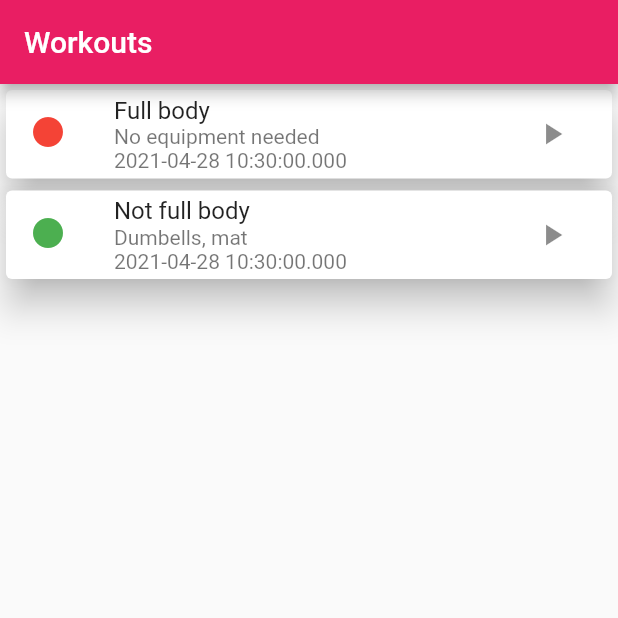
After one commit to urosmeh/workout-guide, a Flutter app: the WorkoutsScreen screen opened directly, on a phone screen of 412 x 824 dp, the top half of it. The commit adds this screen. Run offline on Flutter 3.47's test engine with Material 2 defaults, Android fonts, the phone set to English and light mode, and no system bars; our stand-ins replace shared_preferences; accounts and stored records are empty.

Commit message:
Models for workouts and exercises, test data, fixes

```diff
--- a/lib/main.dart
+++ b/lib/main.dart
@@ -1,6 +1,7 @@
 import 'package:flutter/material.dart';
 import 'package:provider/provider.dart';
 import 'package:workout_guide/screens/auth_screen.dart';
+import 'package:workout_guide/screens/workouts_screen.dart';
 
 import 'providers/auth.dart';
 
@@ -23,7 +24,19 @@ class MyApp extends StatelessWidget {
               primarySwatch: Colors.pink,
               accentColor: Colors.deepOrange,
             ),
-            home: auth.isAuth ? Scaffold(body: Center(child: Text("Auth works"),),) : AuthScreen(),
+            home: auth.isAuth
+                ? WorkoutsScreen()
+                : FutureBuilder(
+                    future: auth.autoLogin(),
+                    builder: (ctx, authRes) =>
+                        authRes.connectionState == ConnectionState.waiting
+                            ? Scaffold(
+                                body: Center(
+                                  child: CircularProgressIndicator(),
+                                ),
+                              )
+                            : AuthScreen(),
+                  ),
           );
         },
       ),
--- /dev/null
+++ b/lib/models/exercise.dart
@@ -0,0 +1,24 @@
+import 'package:flutter/foundation.dart';
+
+enum ExerciseType {
+  RepBased,
+  TimeBased,
+}
+
+class Exercise {
+  String id;
+  String title;
+  String description;
+  ExerciseType type;
+  var duration;
+  int reps;
+
+  Exercise({
+    @required this.id,
+    @required this.title,
+    this.description,
+    @required this.type,
+    this.duration,
+    this.reps,
+  });
+}
--- /dev/null
+++ b/lib/models/test_data.dart
@@ -0,0 +1,111 @@
+import 'package:workout_guide/providers/workout.dart';
+
+import 'exercise.dart';
+
+final workouts = [
+  Workout(
+    title: "Full body",
+    exercises: [
+      Exercise(
+        id: DateTime.now().toString(),
+        title: "Run in place",
+        type: ExerciseType.TimeBased,
+        description: "Just run in place for time given",
+        duration: Duration(
+          seconds: 30,
+        ),
+      ),
+      Exercise(
+        id: DateTime.now().toString(),
+        title: "Jumping jacks",
+        type: ExerciseType.TimeBased,
+        description:
+            "Jump with legs spread wide and hands overhead, then return in position with feet together and arms at sides",
+        duration: Duration(
+          minutes: 1,
+        ),
+      ),
+      Exercise(
+        id: DateTime.now().toString(),
+        title: "Squats",
+        type: ExerciseType.RepBased,
+        description:
+            "Squat with flat back, knees always behind toes, to 90degrees",
+        reps: 20,
+      ),
+      Exercise(
+        id: DateTime.now().toString(),
+        title: "Lunges",
+        type: ExerciseType.RepBased,
+        description: "Jump with crossing lets front/back, same with arms",
+        reps: 20,
+      ),
+      Exercise(
+        id: DateTime.now().toString(),
+        title: "Burpees",
+        type: ExerciseType.RepBased,
+        description: "Squat, push-up, jump, repeat",
+        reps: 20,
+      ),
+    ],
+    dateTime: DateTime.now(),
+    approxDuration: Duration(
+      minutes: 10,
+    ),
+    workoutType: WorkoutType.Mixed,
+    difficulty: Difficulty.Hard
+  ),
+    Workout(
+    title: "Not full body",
+    exercises: [
+      Exercise(
+        id: DateTime.now().toString(),
+        title: "Run in place",
+        type: ExerciseType.TimeBased,
+        description: "Just run in place for time given",
+        duration: Duration(
+          seconds: 30,
+        ),
+      ),
+      Exercise(
+        id: DateTime.now().toString(),
+        title: "Jumping jacks",
+        type: ExerciseType.TimeBased,
+        description:
+            "Jump with legs spread wide and hands overhead, then return in position with feet together and arms at sides",
+        duration: Duration(
+          minutes: 1,
+        ),
+      ),
+      Exercise(
+        id: DateTime.now().toString(),
+        title: "Squats",
+        type: ExerciseType.RepBased,
+        description:
+            "Squat with flat back, knees always behind toes, to 90degrees",
+        reps: 20,
+      ),
+      Exercise(
+        id: DateTime.now().toString(),
+        title: "Lunges",
+        type: ExerciseType.RepBased,
+        description: "Jump with crossing lets front/back, same with arms",
+        reps: 20,
+      ),
+      Exercise(
+        id: DateTime.now().toString(),
+        title: "Burpees",
+        type: ExerciseType.RepBased,
+        description: "Squat, push-up, jump, repeat",
+        reps: 20,
+      ),
+    ],
+    dateTime: DateTime.now(),
+    approxDuration: Duration(
+      minutes: 10,
+    ),
+    workoutType: WorkoutType.Mixed,
+    difficulty: Difficulty.Easy,
+    equipment: "Dumbells, mat"
+  )
+];
--- a/lib/providers/auth.dart
+++ b/lib/providers/auth.dart
@@ -1,6 +1,7 @@
 import 'dart:async';
 import 'dart:convert';
 import 'package:flutter/foundation.dart';
+import 'package:shared_preferences/shared_preferences.dart';
 import 'package:workout_guide/db_urls.dart';
 import 'package:http/http.dart' as http;
 import 'package:workout_guide/models/http_exception.dart';
@@ -28,11 +29,32 @@ class Auth with ChangeNotifier {
     return _userId;
   }
 
+  Future<bool> autoLogin() async {
+    final prefs = await SharedPreferences.getInstance();
+    if (!prefs.containsKey("userData")) {
+      return false;
+    }
+
+    final userData =
+        json.decode(prefs.getString("userData")) as Map<String, Object>;
+
+    final expiresAt = DateTime.parse(userData["expiresAt"]);
+    if (expiresAt.isBefore(DateTime.now())) {
+      return false;
+    }
+
+    _token = userData["token"];
+    _userId = userData["userId"];
+    _expiresAt = expiresAt;
+
+    notifyListeners();
+    setAutoLogout();
+    return true;
+  }
+
   Future<void> _authenticate(
       String email, String password, String urlExt) async {
-    final url = Uri.parse("$FIREBASE_AUTH_URL$urlExt?$API_KEY");
-
-    print("auth");
+    final url = Uri.parse("$FIREBASE_AUTH_URL$urlExt?key=$API_KEY");
 
     try {
       final response = await http.post(
@@ -47,6 +69,7 @@ class Auth with ChangeNotifier {
       );
 
       final responseData = json.decode(response.body);
+
       if (responseData["error"] != null) {
         return HttpException(responseData["error"]["message"]);
       }
@@ -55,18 +78,32 @@ class Auth with ChangeNotifier {
       _userId = responseData["localId"];
       _expiresAt = DateTime.now()
           .add(Duration(seconds: int.parse(responseData["expiresIn"])));
+
+      setAutoLogout();
+      notifyListeners();
+
+      //write data to device for autologin
+      final prefs = await SharedPreferences.getInstance();
+      final userData = json.encode({
+        "token": _token,
+        "userId": _userId,
+        "expiresAt": _expiresAt.toIso8601String(),
+      });
+      print(userData);
+      prefs.setString("userData", userData);
     } catch (error) {
       throw error;
     }
   }
 
+  //logout user after expiresAt
   void setAutoLogout() {
     if (_authTimer != null) {
       _authTimer.cancel();
     }
 
     final timeToExpiry = _expiresAt.difference(DateTime.now()).inSeconds;
-    _authTimer = Timer(Duration(seconds: timeToExpiry), null);
+    _authTimer = Timer(Duration(seconds: timeToExpiry), logout);
   }
 
   Future<void> login(String email, String password) async {
@@ -76,4 +113,17 @@ class Auth with ChangeNotifier {
   Future<void> signup(String email, String password) async {
     return _authenticate(email, password, "signUp");
   }
+
+  Future<void> logout() async {
+    _token = null;
+    _expiresAt = null;
+    _userId = null;
+
+    if (_authTimer != null) {
+      _authTimer.cancel();
+      _authTimer = null;
+    }
+
+    notifyListeners();
+  }
 }
--- /dev/null
+++ b/lib/providers/workout.dart
@@ -0,0 +1,38 @@
+import 'package:flutter/foundation.dart';
+import 'package:workout_guide/models/exercise.dart';
+
+enum WorkoutType {
+  RepOnly,
+  TimeOnly,
+  Mixed,
+}
+
+enum Difficulty {
+  Easy,
+  Medium,
+  Hard,
+}
+
+class Workout with ChangeNotifier {
+  String title;
+  List<Exercise> exercises;
+  DateTime dateTime;
+  String equipment;
+  Duration approxDuration;
+  int kcalBurned;
+  WorkoutType workoutType;
+  Difficulty difficulty;
+  bool isFinished;
+
+  Workout({
+    @required this.title,
+    @required this.exercises,
+    @required this.dateTime,
+    this.equipment = "No equipment needed",
+    this.approxDuration,
+    this.kcalBurned,
+    @required this.workoutType,
+    @required this.difficulty,
+    this.isFinished = false,
+  });
+}
--- /dev/null
+++ b/lib/providers/workouts.dart
@@ -0,0 +1,12 @@
+import 'package:flutter/foundation.dart';
+import 'workout.dart';
+
+class Workouts with ChangeNotifier {
+  List<Workout> _workouts = [];
+
+  List<Workout> get workouts {
+    return _workouts;
+  }
+
+  //Workouts(this._workouts);
+}
--- a/lib/screens/auth_screen.dart
+++ b/lib/screens/auth_screen.dart
@@ -136,12 +136,12 @@ class _FormContainerState extends State<FormContainer>
 
     try {
       if (_authType == AuthType.Login) {
-        await Provider.of<Auth>(context).login(
+        await Provider.of<Auth>(context, listen: false).login(
           _authData["email"],
           _authData["password"],
         );
       } else {
-        await Provider.of<Auth>(context).signup(
+        await Provider.of<Auth>(context, listen: false).signup(
           _authData["email"],
           _authData["password"],
         );
@@ -163,6 +163,7 @@ class _FormContainerState extends State<FormContainer>
 
       _showErrorDialog(errMsg);
     } catch (error) {
+      print(error);
       const errMsg = "Couldn't authenticate";
       _showErrorDialog(errMsg);
     }
@@ -222,6 +223,7 @@ class _FormContainerState extends State<FormContainer>
                         ? "Email format incorrect"
                         : null;
                   },
+                  onSaved: (value) => _authData["email"] = value,
                   style: TextStyle(color: Colors.white),
                   keyboardType: TextInputType.emailAddress,
                   decoration: InputDecoration(
@@ -240,6 +242,7 @@ class _FormContainerState extends State<FormContainer>
                         ? "password should have atleast 6 characters!"
                         : null;
                   },
+                  onSaved: (value) => _authData["password"] = value,
                   controller: _passwordController,
                   obscureText: true,
                   style: TextStyle(color: Colors.white),
--- /dev/null
+++ b/lib/screens/workouts_screen.dart
@@ -0,0 +1,57 @@
+import 'package:flutter/material.dart';
+import 'package:workout_guide/models/test_data.dart';
+import 'package:workout_guide/providers/workout.dart';
+
+class WorkoutsScreen extends StatelessWidget {
+  @override
+  Widget build(BuildContext context) {
+    final appBar = AppBar(title: const Text("Workouts"));
+    final _workouts = workouts;
+
+    MaterialColor difficultyColor(Difficulty difficulty) {
+      print("getDiff");
+      if (difficulty == Difficulty.Easy) {
+        return Colors.green;
+      } else if (difficulty == Difficulty.Medium) {
+        return Colors.orange;
+      } else if (difficulty == Difficulty.Hard) {
+        return Colors.red;
+      }
+      return Colors.grey;
+    }
+
+    return Scaffold(
+      appBar: appBar,
+      body: Container(
+        height: MediaQuery.of(context).size.height -
+            appBar.preferredSize.height -
+            MediaQuery.of(context).padding.top,
+        child: ListView.builder(
+          itemBuilder: (context, index) {
+            return Card(
+              elevation: 10,
+              child: ListTile(
+                  title: Text(_workouts[index].title),
+                  leading: Icon(
+                    Icons.circle,
+                    color: difficultyColor(_workouts[index].difficulty),
+                  ),
+                  subtitle: Container(
+                    child: Column(
+                      crossAxisAlignment: CrossAxisAlignment.start,
+                      children: [
+                        Text(_workouts[index].equipment),
+                        Text(_workouts[index].dateTime.toString())
+                      ],
+                    ),
+                  ),
+                  trailing: IconButton(
+                      icon: Icon(Icons.play_arrow), onPressed: () {})),
+            );
+          },
+          itemCount: _workouts.length,
+        ),
+      ),
+    );
+  }
+}
--- a/pubspec.yaml
+++ b/pubspec.yaml
@@ -30,6 +30,8 @@ dependencies:
   cupertino_icons: ^1.0.2
   provider: ^5.0.0
   http: ^0.13.1
+  shared_preferences: ^2.0.5
+  intl: ^0.17.0
 
 dev_dependencies:
   flutter_test:
```
Also changed, not shown: pubspec.lock.
